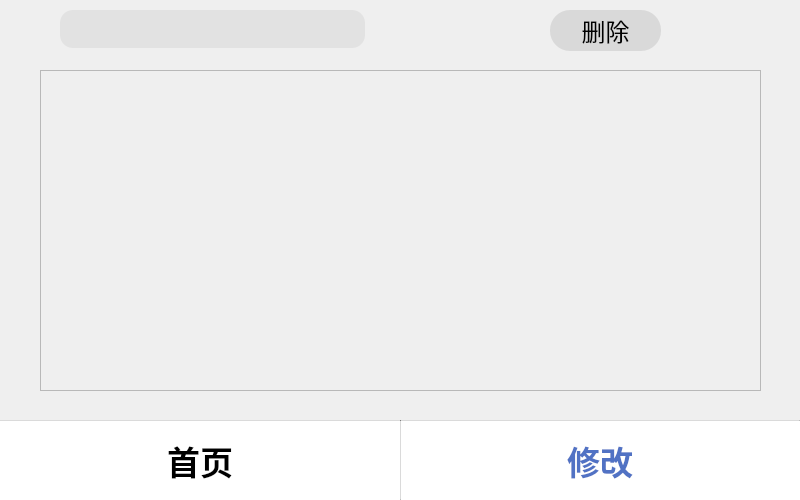
This is qt/SatffModify.ui in luaming/Traffic-consultation-system as Qt 5 draws it before an edit. The edited form follows.
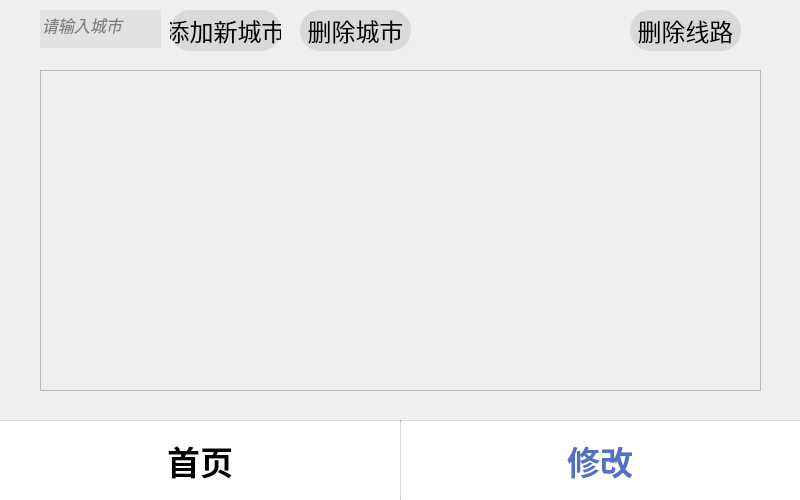
This is the edited form. Icons and pictures are not drawn.

The edit to the form file:
```diff
--- a/qt/SatffModify.ui
+++ b/qt/SatffModify.ui
@@ -36,9 +36,9 @@
     <widget class="QLineEdit" name="lineEdit_10">
      <property name="geometry">
       <rect>
-       <x>110</x>
+       <x>50</x>
        <y>10</y>
-       <width>251</width>
+       <width>121</width>
        <height>38</height>
       </rect>
      </property>
@@ -52,59 +52,111 @@
       <string notr="true">background-color:#e2e2e2;border:none;color:grey</string>
      </property>
      <property name="text">
-      <string>请输入查询城市</string>
+      <string>请输入城市</string>
      </property>
     </widget>
-    <widget class="QLabel" name="label">
+    <widget class="QPushButton" name="stfbtn_add">
      <property name="geometry">
       <rect>
-       <x>70</x>
+       <x>180</x>
        <y>10</y>
-       <width>305</width>
-       <height>38</height>
+       <width>111</width>
+       <height>41</height>
       </rect>
      </property>
+     <property name="sizePolicy">
+      <sizepolicy hsizetype="Minimum" vsizetype="Minimum">
+       <horstretch>0</horstretch>
+       <verstretch>0</verstretch>
+      </sizepolicy>
+     </property>
+     <property name="minimumSize">
+      <size>
+       <width>0</width>
+       <height>9</height>
+      </size>
+     </property>
+     <property name="font">
+      <font>
+       <family>微软雅黑</family>
+       <pointsize>18</pointsize>
+      </font>
+     </property>
+     <property name="cursor">
+      <cursorShape>PointingHandCursor</cursorShape>
+     </property>
+     <property name="layoutDirection">
+      <enum>Qt::LeftToRight</enum>
+     </property>
      <property name="styleSheet">
-      <string notr="true">border-radius:13px;
-background-color:#e2e2e2;</string>
+      <string notr="true">*{
+background-color:#d9d9d9;
+border-radius: 20px;
+}
+QPushButton:pressed{  background-color: #bebebe;}
+</string>
      </property>
      <property name="text">
-      <string/>
+      <string>添加新城市</string>
      </property>
+     <property name="iconSize">
+      <size>
+       <width>20</width>
+       <height>20</height>
+      </size>
+     </property>
     </widget>
     <widget class="QPushButton" name="searchbtn">
      <property name="geometry">
       <rect>
-       <x>83</x>
-       <y>16</y>
-       <width>22</width>
-       <height>24</height>
+       <x>310</x>
+       <y>10</y>
+       <width>111</width>
+       <height>41</height>
       </rect>
      </property>
-     <property name="text">
-      <string/>
+     <property name="sizePolicy">
+      <sizepolicy hsizetype="Minimum" vsizetype="Minimum">
+       <horstretch>0</horstretch>
+       <verstretch>0</verstretch>
+      </sizepolicy>
      </property>
-     <property name="icon">
-      <iconset resource="res.qrc">
-       <normaloff>:/search.png</normaloff>:/search.png</iconset>
+     <property name="minimumSize">
+      <size>
+       <width>0</width>
+       <height>9</height>
+      </size>
      </property>
+     <property name="font">
+      <font>
+       <family>微软雅黑</family>
+       <pointsize>18</pointsize>
+      </font>
+     </property>
+     <property name="cursor">
+      <cursorShape>PointingHandCursor</cursorShape>
+     </property>
+     <property name="layoutDirection">
+      <enum>Qt::LeftToRight</enum>
+     </property>
+     <property name="styleSheet">
+      <string notr="true">*{
+background-color:#d9d9d9;
+border-radius: 20px;
+}
+QPushButton:pressed{  background-color: #bebebe;}
+</string>
+     </property>
+     <property name="text">
+      <string>删除城市</string>
+     </property>
      <property name="iconSize">
       <size>
-       <width>30</width>
-       <height>30</height>
+       <width>20</width>
+       <height>20</height>
       </size>
      </property>
     </widget>
-    <widget class="QLineEdit" name="lineEdit">
-     <property name="geometry">
-      <rect>
-       <x>110</x>
-       <y>9</y>
-       <width>251</width>
-       <height>37</height>
-      </rect>
-     </property>
-    </widget>
    </widget>
    <widget class="QWidget" name="bottom" native="true">
     <property name="enabled">
@@ -226,7 +278,7 @@
    <widget class="QPushButton" name="stfbtn">
     <property name="geometry">
      <rect>
-      <x>550</x>
+      <x>630</x>
       <y>10</y>
       <width>111</width>
       <height>41</height>
@@ -265,7 +317,7 @@
 </string>
     </property>
     <property name="text">
-     <string>删除</string>
+     <string>删除线路</string>
     </property>
     <property name="iconSize">
      <size>
```
Left out of the diff: 6 changed lines with no effect on the pictures.
